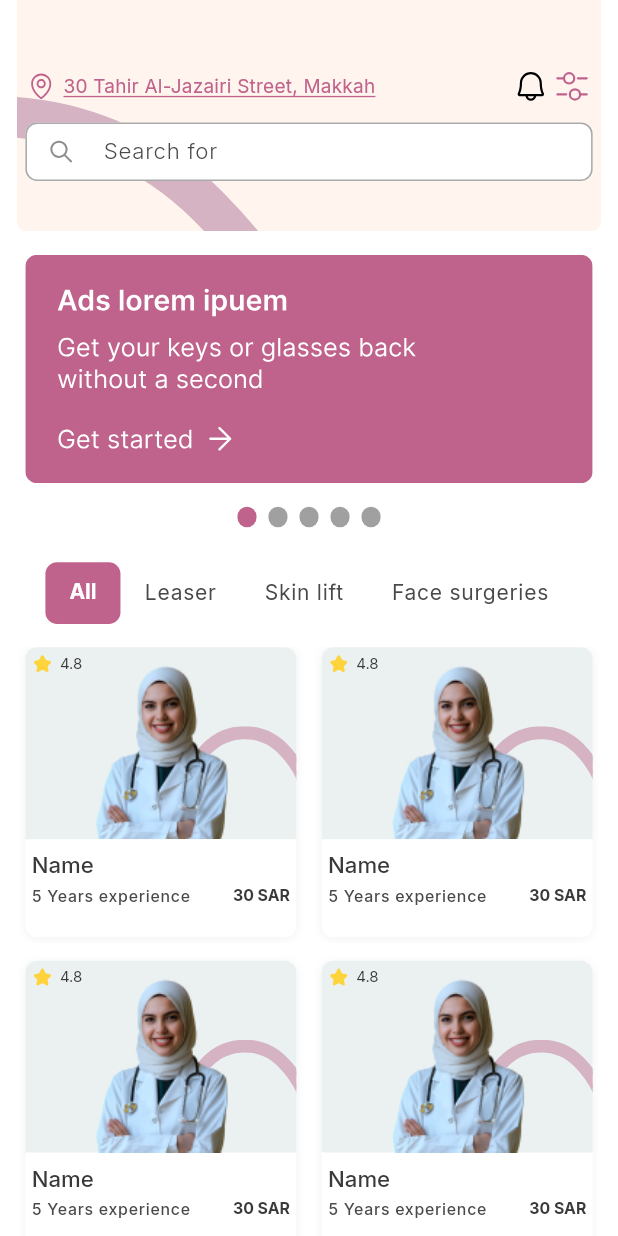
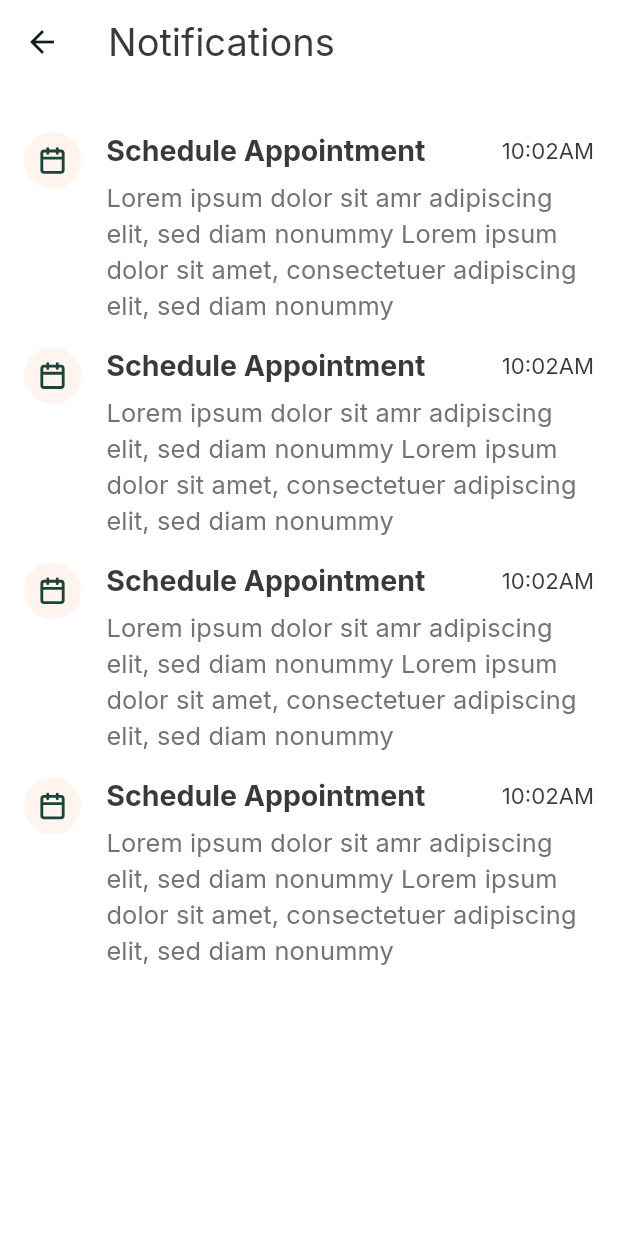
Before and after one commit to OcodaApp/al_gamal_al_massi, a Flutter app: the UserHomeScreen screen opened directly, after a tap on an icon or button, on a phone screen of 412 x 824 dp. Run offline on Flutter 3.47's test engine with Material 3 defaults, Android fonts, the phone set to English and light mode, and no system bars; drawn by our look-alikes of carousel_slider, smooth_page_indicator; our stand-ins replace bloc, firebase_core, flutter_animate, flutter_bloc, flutter_screenutil, flutter_svg and 5 more; accounts and stored records are empty; project files that could hold a hidden picture were left out.

Commit message:
last commit

```diff
--- a/lib/core/app_router/app_router.dart
+++ b/lib/core/app_router/app_router.dart
@@ -5,6 +5,12 @@ import 'package:al_gamal_al_massi/presentation/screens/auth_screens/otp_screen.d
 import 'package:al_gamal_al_massi/presentation/screens/chat_screens/conversation_screen.dart';
 import 'package:al_gamal_al_massi/presentation/screens/doctor_details_screen/doctor_details_screen.dart';
 import 'package:al_gamal_al_massi/presentation/screens/doctors_category_or_clinic_screen/doctors_category_or_clinic_screen.dart';
+import 'package:al_gamal_al_massi/presentation/screens/drawer_screens/contact_us.dart';
+import 'package:al_gamal_al_massi/presentation/screens/drawer_screens/invoices_screen.dart';
+import 'package:al_gamal_al_massi/presentation/screens/drawer_screens/privacy_policy_screen.dart';
+import 'package:al_gamal_al_massi/presentation/screens/drawer_screens/settings_screen.dart';
+import 'package:al_gamal_al_massi/presentation/screens/drawer_screens/terms_and_conditions.dart';
+import 'package:al_gamal_al_massi/presentation/screens/notifications_screen/notifications.dart';
 import 'package:flutter/material.dart';
 
 import '../../presentation/screens/appointment_details_screens/report_details_screen.dart';
@@ -72,6 +78,30 @@ class AppRouter {
           return MaterialPageRoute(
             builder: (_) => const UserAppointmentScreen(),
           );
+        case ScreenName.contactUs:
+          return MaterialPageRoute(
+            builder: (_) => const ContactUsScreen(),
+          );
+        case ScreenName.settings:
+          return MaterialPageRoute(
+            builder: (_) => const SettingsScreen(),
+          );
+        case ScreenName.termsAndConditions:
+          return MaterialPageRoute(
+            builder: (_) => const TermsAndConditionsScreen(),
+          );
+        case ScreenName.privacyPolicy:
+          return MaterialPageRoute(
+            builder: (_) => const PrivacyPoliceScreen(),
+          );
+        case ScreenName.invoices:
+          return MaterialPageRoute(
+            builder: (_) => const InvoicesScreen(),
+          );
+        case ScreenName.notification:
+          return MaterialPageRoute(
+            builder: (_) => const NotificationsScreen(),
+          );
         default:
           return _errorRoute();
       }
@@ -79,15 +109,6 @@ class AppRouter {
       return _errorRoute();
     }
   }
-
-  // static const splashScreen = "splashScreen";
-  // static const loginOrRegisterScreen = "loginOrRegisterScreen";
-  // static const otpScreen = "otpScreen";
-  // static const completeProfile = "completeProfile";
-  // static const doctorDetailsScreen = "doctorDetailsScreen";
-  // static const allDoctorsInClinicOrCategoryScreen = "allDoctorsInClinicOrCategoryScreen";
-  // static const chatsScreen = "chatsScreen";
-  // static const userMainLayoutScreen = "userMainLayoutScreen";
 
   static Route<dynamic> _errorRoute() {
     return MaterialPageRoute(builder: (_) {
--- a/lib/core/app_router/screens_name.dart
+++ b/lib/core/app_router/screens_name.dart
@@ -12,4 +12,10 @@ class ScreenName {
   static const userAppointmentDetailsScreen = "userAppointmentDetailsScreen";
   static const editProfile = "editProfile";
   static const requestAppointment = "requestAppointment";
+  static const contactUs = "contactUs";
+  static const settings = "settings";
+  static const termsAndConditions = "termsAndConditions";
+  static const privacyPolicy = "privacyPolicy";
+  static const invoices = "invoices";
+  static const notification = "notification";
 }
--- a/lib/core/assets_path/svg_path.dart
+++ b/lib/core/assets_path/svg_path.dart
@@ -27,5 +27,8 @@ class SvgPath {
   static const phone = "assets/svg/phone.svg";
   static const message = "assets/svg/message.svg";
   static const upload = "assets/svg/upload.svg";
+  static const notification = "assets/svg/notification.svg";
+  static const clock = "assets/svg/clock.svg";
+
   SvgPath._();
 }
--- a/lib/main.dart
+++ b/lib/main.dart
@@ -1,5 +1,6 @@
 import 'package:al_gamal_al_massi/core/app_theme/app_theme.dart';
 import 'package:al_gamal_al_massi/core/cache_helper/shared_pref_methods.dart';
+import 'package:al_gamal_al_massi/presentation/screens/notifications_screen/notifications.dart';
 import 'package:firebase_core/firebase_core.dart';
 import 'package:flutter/material.dart';
 import 'package:flutter_bloc/flutter_bloc.dart';
@@ -9,7 +10,8 @@ import 'bloc_observer.dart';
 import 'core/app_router/app_router.dart';
 import 'core/app_router/screens_name.dart';
 import 'firebase_options.dart';
-import 'presentation/screens/appointment_details_screens/user_appointment_screen.dart';
+import 'presentation/screens/drawer_screens/invoices_screen.dart';
+import 'presentation/screens/drawer_screens/settings_screen.dart';
 
 final navigatorKey = GlobalKey<NavigatorState>();
 void main() async {
@@ -37,7 +39,7 @@ class MyApp extends StatelessWidget {
           theme: AppTheme.lightTheme,
           onGenerateRoute: AppRouter.generateRoute,
           initialRoute: ScreenName.splashScreen,
-          // home: UserAppointmentScreen(),
+          // home: SettingsScreen(),
         );
       },
     );
--- a/lib/presentation/screens/home_screens/user_home_screen.dart
+++ b/lib/presentation/screens/home_screens/user_home_screen.dart
@@ -1,3 +1,4 @@
+import 'package:al_gamal_al_massi/presentation/widgets/shared_widget/app_drawer.dart';
 import 'package:flutter/material.dart';
 import '../../../core/app_router/screens_name.dart';
 import '../../../core/constants/extensions.dart';
@@ -9,17 +10,29 @@ import '../../widgets/user_home_widgets/clinics_builder.dart';
 import '../../widgets/user_home_widgets/home_tab_bar_widget.dart';
 import '../../widgets/user_home_widgets/user_home_intro_widget.dart';
 
-class UserHomeScreen extends StatelessWidget {
+class UserHomeScreen extends StatefulWidget {
   const UserHomeScreen({super.key});
 
   @override
+  State<UserHomeScreen> createState() => _UserHomeScreenState();
+}
+
+class _UserHomeScreenState extends State<UserHomeScreen> {
+  final GlobalKey<ScaffoldState> _scaffoldKey = GlobalKey<ScaffoldState>();
+  @override
   Widget build(BuildContext context) {
     return Scaffold(
+      key: _scaffoldKey,
+      drawer: const MyAppDrawer(),
       body: SafeArea(
         child: ListView(
           padding: EdgeInsets.zero,
           children: [
-            const UserHomeIntroWidget(),
+            UserHomeIntroWidget(
+              onDrawerClicked: () {
+                _scaffoldKey.currentState?.openDrawer();
+              },
+            ),
             const CustomSizedBox(
               height: 16,
             ),
--- /dev/null
+++ b/lib/presentation/screens/notifications_screen/notifications.dart
@@ -0,0 +1,91 @@
+import 'package:al_gamal_al_massi/core/assets_path/svg_path.dart';
+import 'package:flutter/material.dart';
+import 'package:flutter_screenutil/flutter_screenutil.dart';
+import 'package:flutter_svg/flutter_svg.dart';
+
+import '../../../core/app_theme/app_colors.dart';
+import '../../../core/app_theme/custom_themes.dart';
+import '../../widgets/shared_widget/custom_sizedbox.dart';
+
+class NotificationsScreen extends StatelessWidget {
+  const NotificationsScreen({super.key});
+
+  @override
+  Widget build(BuildContext context) {
+    return Scaffold(
+      appBar: AppBar(
+        backgroundColor: AppColors.whiteColor,
+        title: Text(
+          "Notifications",
+          style: CustomThemes.greyTextColorTextTheme(context).copyWith(
+            fontSize: 24.sp,
+            fontWeight: FontWeight.normal,
+          ),
+        ),
+      ),
+      body: ListView.separated(
+        padding: const EdgeInsets.symmetric(
+          horizontal: 16,
+          vertical: 32,
+        ),
+        itemBuilder: (context, index) {
+          return Row(
+            crossAxisAlignment: CrossAxisAlignment.start,
+            children: [
+              SvgPicture.asset(
+                SvgPath.notification,
+                width: 38,
+                fit: BoxFit.scaleDown,
+              ),
+              const CustomSizedBox(
+                width: 16,
+              ),
+              Expanded(
+                child: Column(
+                  crossAxisAlignment: CrossAxisAlignment.start,
+                  children: [
+                    Row(
+                      children: [
+                        Text(
+                          "Schedule Appointment ",
+                          style: CustomThemes.greyTextColorTextTheme(context).copyWith(
+                            fontSize: 18.sp,
+                            fontWeight: FontWeight.bold,
+                          ),
+                        ),
+                        const Spacer(),
+                        Text(
+                          "10:02AM",
+                          style: CustomThemes.greyTextColorTextTheme(context).copyWith(
+                            fontSize: 14.sp,
+                            fontWeight: FontWeight.normal,
+                          ),
+                        ),
+                      ],
+                    ),
+                    const CustomSizedBox(
+                      height: 8,
+                    ),
+                    Text(
+                      "Lorem ipsum dolor sit amr adipiscing elit, sed diam nonummy Lorem ipsum dolor sit amet, consectetuer adipiscing elit, sed diam nonummy",
+                      style: CustomThemes.greyColor73TextTheme(context).copyWith(
+                        fontSize: 16.sp,
+                        fontWeight: FontWeight.normal,
+                      ),
+                    ),
+                  ],
+                ),
+              ),
+            ],
+          );
+        },
+        separatorBuilder: (context, index) {
+          return const CustomSizedBox(
+            height: 16,
+          );
+        },
+        itemCount: 4,
+      ),
+    );
+  }
+}
--- /dev/null
+++ b/lib/presentation/widgets/shared_widget/app_drawer.dart
@@ -0,0 +1,103 @@
+import 'package:al_gamal_al_massi/core/app_router/screens_name.dart';
+import 'package:al_gamal_al_massi/core/assets_path/images_path.dart';
+import 'package:flutter/material.dart';
+import 'package:flutter_screenutil/flutter_screenutil.dart';
+
+import '../../../core/app_theme/app_colors.dart';
+import '../../../core/app_theme/custom_themes.dart';
+import 'custom_elevated_button.dart';
+
+class MyAppDrawer extends StatelessWidget {
+  const MyAppDrawer({super.key});
+
+  @override
+  Widget build(BuildContext context) {
+    return Drawer(
+      backgroundColor: Colors.white,
+      child: Column(
+        children: [
+          DrawerHeader(
+            decoration: const BoxDecoration(
+              color: Colors.white,
+              border: null,
+            ),
+            child: Row(
+              children: [
+                const CircleAvatar(
+                  radius: 32,
+                  backgroundImage: AssetImage(
+                    ImagesPath.doctor,
+                  ), // Replace with your image path
+                ),
+                const SizedBox(width: 16),
+                Column(
+                  mainAxisAlignment: MainAxisAlignment.center,
+                  crossAxisAlignment: CrossAxisAlignment.start,
+                  children: [
+                    Text(
+                      'John Doe',
+                      style: CustomThemes.greyTextColorTextTheme(context).copyWith(
+                        fontSize: 16.sp,
+                        fontWeight: FontWeight.bold,
+                      ),
+                    ),
+                    const SizedBox(height: 4),
+                    Text(
+                      'john.doe@example.com',
+                      style: CustomThemes.greyTextColorTextTheme(context).copyWith(
+                        fontSize: 14.sp,
+                        fontWeight: FontWeight.normal,
+                      ),
+                    ),
+                  ],
+                ),
+              ],
+            ),
+          ),
+          Expanded(
+            child: Stack(
+              children: [
+                ListView(
+                  children: [
+                    ListTile(
+                      title: const Text('Settings'),
+                      onTap: () {
+                        Navigator.pushNamed(context, ScreenName.settings);
+                      },
+                    ),
+                    ListTile(
+                      title: const Text('Invoices'),
+                      onTap: () {
+                        Navigator.pushNamed(context, ScreenName.invoices);
+                      },
+                    ),
+                    ListTile(
+                      title: const Text('Contact Us'),
+                      onTap: () {
+                        Navigator.pushNamed(context, ScreenName.contactUs);
+                      },
+                    ),
+                  ],
+                ),
+                Positioned(
+                  bottom: 24,
+                  left: 16,
+                  right: 16,
+                  child: CustomElevatedButton(
+                    width: double.infinity,
+                    onPressed: () {},
+                    text: "Logout",
+                    backgroundColor: AppColors.greyColorF7,
+                    titleStyle: const TextStyle(
+                      color: Color(0xffEC221F),
+                    ),
+                  ),
+                )
+              ],
+            ),
+          ),
+        ],
+      ),
+    );
+  }
+}
--- a/lib/presentation/widgets/user_home_widgets/user_home_intro_widget.dart
+++ b/lib/presentation/widgets/user_home_widgets/user_home_intro_widget.dart
@@ -2,6 +2,7 @@ import 'package:flutter/material.dart';
 import 'package:flutter_screenutil/flutter_screenutil.dart';
 import 'package:flutter_svg/svg.dart';
 
+import '../../../core/app_router/screens_name.dart';
 import '../../../core/app_theme/app_colors.dart';
 import '../../../core/app_theme/custom_themes.dart';
 import '../../../core/assets_path/svg_path.dart';
@@ -9,7 +10,8 @@ import '../shared_widget/custom_sizedbox.dart';
 import '../shared_widget/custom_text_form_field.dart';
 
 class UserHomeIntroWidget extends StatelessWidget {
-  const UserHomeIntroWidget({super.key});
+  final void Function()? onDrawerClicked;
+  const UserHomeIntroWidget({super.key, this.onDrawerClicked});
 
   @override
   Widget build(BuildContext context) {
@@ -46,8 +48,7 @@ class UserHomeIntroWidget extends StatelessWidget {
                           ),
                           Text(
                             "30 Tahir Al-Jazairi Street, Makkah",
-                            style: CustomThemes.primaryColorTextTheme(context)
-                                .copyWith(
+                            style: CustomThemes.primaryColorTextTheme(context).copyWith(
                               fontSize: 12.sp,
                               fontWeight: FontWeight.normal,
                               decoration: TextDecoration.underline,
@@ -62,7 +63,9 @@ class UserHomeIntroWidget extends StatelessWidget {
                       height: 26.h,
                       width: 26.w,
                       child: IconButton(
-                        onPressed: () {},
+                        onPressed: () {
+                          Navigator.pushNamed(context, ScreenName.notification);
+                        },
                         icon: SvgPicture.asset(
                           SvgPath.bell,
                           height: 24.h,
@@ -77,7 +80,7 @@ class UserHomeIntroWidget extends StatelessWidget {
                       height: 26.h,
                       width: 26.w,
                       child: IconButton(
-                        onPressed: () {},
+                        onPressed: onDrawerClicked,
                         icon: SvgPicture.asset(
                           SvgPath.setting,
                           height: 24.h,
@@ -94,8 +97,7 @@ class UserHomeIntroWidget extends StatelessWidget {
                   height: 40.h,
                   width: double.infinity,
                   child: CustomTextField(
-                    contentPadding:
-                        EdgeInsets.symmetric(horizontal: 12.w, vertical: 8.h),
+                    contentPadding: EdgeInsets.symmetric(horizontal: 12.w, vertical: 8.h),
                     filled: true,
                     fillColor: AppColors.whiteColor,
                     hintText: "Search for",
```
Also changed, not shown: lib/presentation/screens/drawer_screens/invoices_screen.dart (added, +166 -0 lines), lib/presentation/screens/drawer_screens/privacy_policy_screen.dart (+0 -14 lines), lib/presentation/screens/drawer_screens/settings_screen.dart (added, +154 -0 lines), lib/presentation/screens/drawer_screens/terms_and_conditions.dart (+0 -14 lines), lib/presentation/screens/home_screens/doctor_home_screen.dart (+15 -2 lines), lib/presentation/widgets/doctor_home_widgets/doctor_home_intro_widget.dart (+7 -3 lines), assets/svg/clock.svg (added), assets/svg/notification.svg (added).
